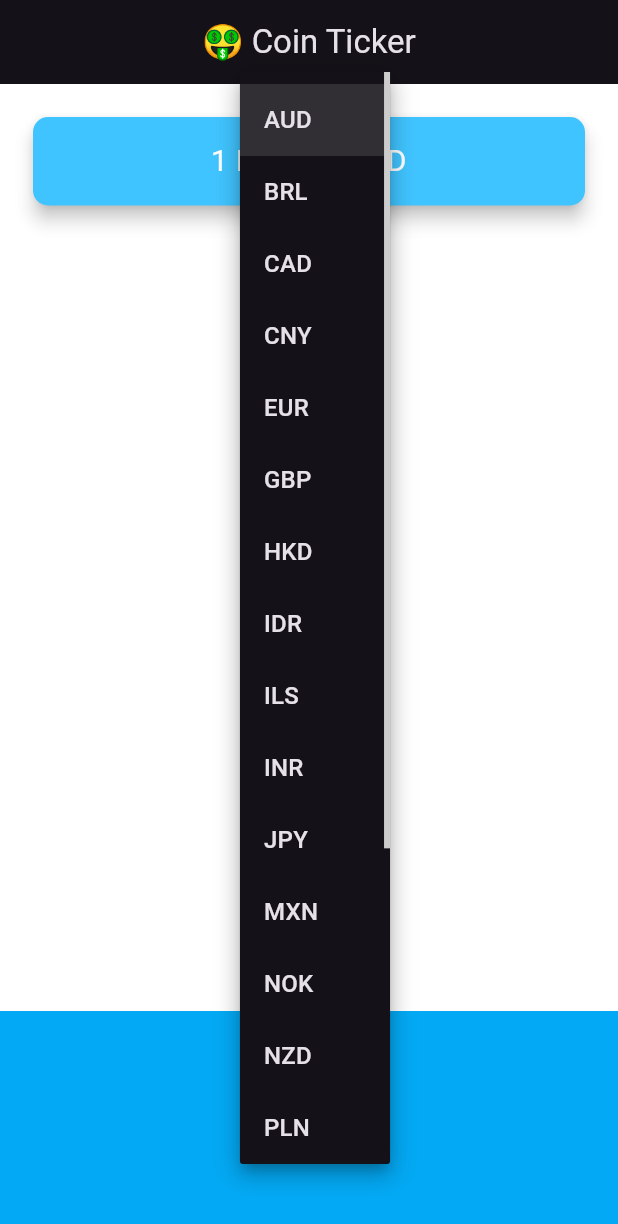
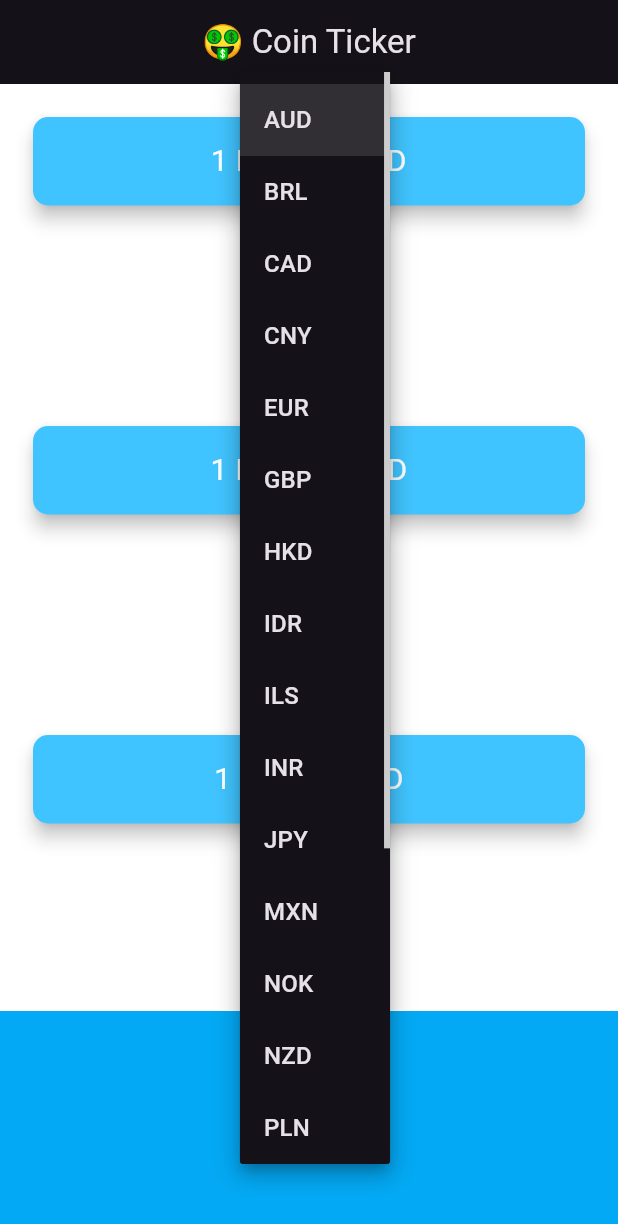
Before and after one commit to muhammadmubashir24/bitcoin_ticker, a Flutter app: the screen it shows after launch, after a tap on "AUD", on a phone screen of 412 x 824 dp. Shown: the top 1224 px of the screen. Run offline on Flutter 3.47's test engine with Material 3 defaults, Android fonts, the phone set to English and light mode, and no system bars; network calls fail.

Commit message:
Completed Project

```diff
--- a/lib/coin_data.dart
+++ b/lib/coin_data.dart
@@ -32,26 +32,35 @@ const List<String> cryptoList = [
 ];
 
 const coinapiURL = 'https://rest.coinapi.io/v1/exchangerate';
-const apikey = 'api key';
+const apikey = 'API KEY IS HERE';
 
 class CoinData {
   Future getCoinData(String selectedCurrency) async {
-    String requestURL = '$coinapiURL/BTC/$selectedCurrency?apikey=$apikey';
+    Map<String, String> cryptoPrices = {};
+    for (String crypto in cryptoList) {
+      String requestURL =
+          '$coinapiURL/$crypto/$selectedCurrency?apikey=$apikey';
 
       try {
         http.Response response = await http.get(Uri.parse(requestURL));
         if (response.statusCode == 200) {
           var decodeData = jsonDecode(response.body);
+          // print('Full JSON Response: ${jsonEncode(decodeData)}');
+          // var prettyJson = const JsonEncoder.withIndent('  ').convert(decodeData);
+          // print('Formatted JSON Response:\n$prettyJson');
           double lastRate = decodeData['rate'];
-        return lastRate.toStringAsFixed(0);
+          cryptoPrices[crypto] = lastRate.toStringAsFixed(0);
         } else {
           print('Error: ${response.statusCode}');
           throw 'Problem with the get request';
         }
       } catch (e) {
-      print('Fetching data for $selectedCurrency: $requestURL');
+        print('Fetching data for $crypto: $requestURL');
         print('Failed to fetch data: $e');
+        cryptoPrices[crypto] = '?';
         throw 'Unable to fetch coin data.';
       }
     }
+    return cryptoPrices;
   }
+}
--- a/lib/price_screen.dart
+++ b/lib/price_screen.dart
@@ -32,6 +32,7 @@ class _PriceScreenState extends State<PriceScreen> {
           setState(() {
             selectedCurrency = value;
             getData();
+            test();
           });
         }
       },
@@ -51,20 +52,45 @@ class _PriceScreenState extends State<PriceScreen> {
         setState(() {
           selectedCurrency = currenciesList[selectedindex];
           getData();
+          test();
         });
       },
       children: pickerItems,
     );
   }
 
-  String bitcoinValue = '?';
+  // String bitcoinValue = '?';
+  Map<String, String> coinValues = {};
+  bool isWaiting = false;
 
   void getData() async {
+    isWaiting = true;
+    setState(() {});
     try {
       var data = await CoinData().getCoinData(selectedCurrency);
       setState(() {
-        bitcoinValue = data;
+        coinValues = data;
+        isWaiting = false;
       });
+    } catch (e) {
+      print(e);
+      setState(() {
+        isWaiting = false;
+      });
+    }
+  }
+
+  void test() async {
+    CoinData coinData = CoinData();
+    // try {
+    //   String rate = await coinData.getCoinData('$selectedCurrency');
+    //   print('BTC to $selectedCurrency Rate: $rate');
+    // } catch (e) {
+    //   print(e);
+    // }
+    try {
+      Map<String, String> rates = await coinData.getCoinData(selectedCurrency);
+      print('Exchange Rates for $selectedCurrency: $rates');
     } catch (e) {
       print(e);
     }
@@ -74,6 +100,7 @@ class _PriceScreenState extends State<PriceScreen> {
   void initState() {
     super.initState();
     getData();
+    test();
   }
 
   @override
@@ -87,27 +114,20 @@ class _PriceScreenState extends State<PriceScreen> {
         mainAxisAlignment: MainAxisAlignment.spaceBetween,
         crossAxisAlignment: CrossAxisAlignment.stretch,
         children: <Widget>[
-          Padding(
-            padding: const EdgeInsets.fromLTRB(18.0, 18.0, 18.0, 0),
-            child: Card(
-              color: Colors.lightBlueAccent,
-              elevation: 5.0,
-              shape: RoundedRectangleBorder(
-                borderRadius: BorderRadius.circular(10.0),
-              ),
-              child: Padding(
-                padding: const EdgeInsets.symmetric(
-                    vertical: 15.0, horizontal: 28.0),
-                child: Text(
-                  '1 BTC = $bitcoinValue $selectedCurrency', // Dynamically display the selected currency
-                  textAlign: TextAlign.center,
-                  style: const TextStyle(
-                    fontSize: 20.0,
-                    color: Colors.white,
-                  ),
-                ),
-              ),
-            ),
+          CryptoCard(
+            value: isWaiting ? '?' : (coinValues['BTC'] ?? '?'),
+            selectedCurrency: selectedCurrency,
+            cryptoCurrency: 'BTC',
+          ),
+          CryptoCard(
+            value: isWaiting ? '?' : (coinValues['ETH'] ?? '?'),
+            selectedCurrency: selectedCurrency,
+            cryptoCurrency: 'ETH',
+          ),
+          CryptoCard(
+            value: isWaiting ? '?' : (coinValues['LTC'] ?? '?'),
+            selectedCurrency: selectedCurrency,
+            cryptoCurrency: 'LTC',
           ),
           Container(
             height: 150.0,
@@ -121,3 +141,41 @@ class _PriceScreenState extends State<PriceScreen> {
     );
   }
 }
+
+class CryptoCard extends StatelessWidget {
+  const CryptoCard({
+    super.key,
+    required this.value,
+    required this.cryptoCurrency,
+    required this.selectedCurrency,
+  });
+
+  final String value;
+  final String cryptoCurrency;
+  final String selectedCurrency;
+
+  @override
+  Widget build(BuildContext context) {
+    return Padding(
+      padding: const EdgeInsets.fromLTRB(18.0, 18.0, 18.0, 0),
+      child: Card(
+        color: Colors.lightBlueAccent,
+        elevation: 5.0,
+        shape: RoundedRectangleBorder(
+          borderRadius: BorderRadius.circular(10.0),
+        ),
+        child: Padding(
+          padding: const EdgeInsets.symmetric(vertical: 15.0, horizontal: 28.0),
+          child: Text(
+            '1 $cryptoCurrency = $value $selectedCurrency', // Dynamically display the selected currency
+            textAlign: TextAlign.center,
+            style: const TextStyle(
+              fontSize: 20.0,
+              color: Colors.white,
+            ),
+          ),
+        ),
+      ),
+    );
+  }
+}
--- a/pubspec.yaml
+++ b/pubspec.yaml
@@ -37,6 +37,7 @@ dependencies:
   cupertino_icons: ^1.0.8
   flutter_launcher_icons: ^0.14.3
   http: ^1.3.0
+  dio: ^5.7.0
 
 dev_dependencies:
   flutter_test:
```
Also changed, not shown: pubspec.lock. Lines whose indentation alone changed are shown as unchanged.
